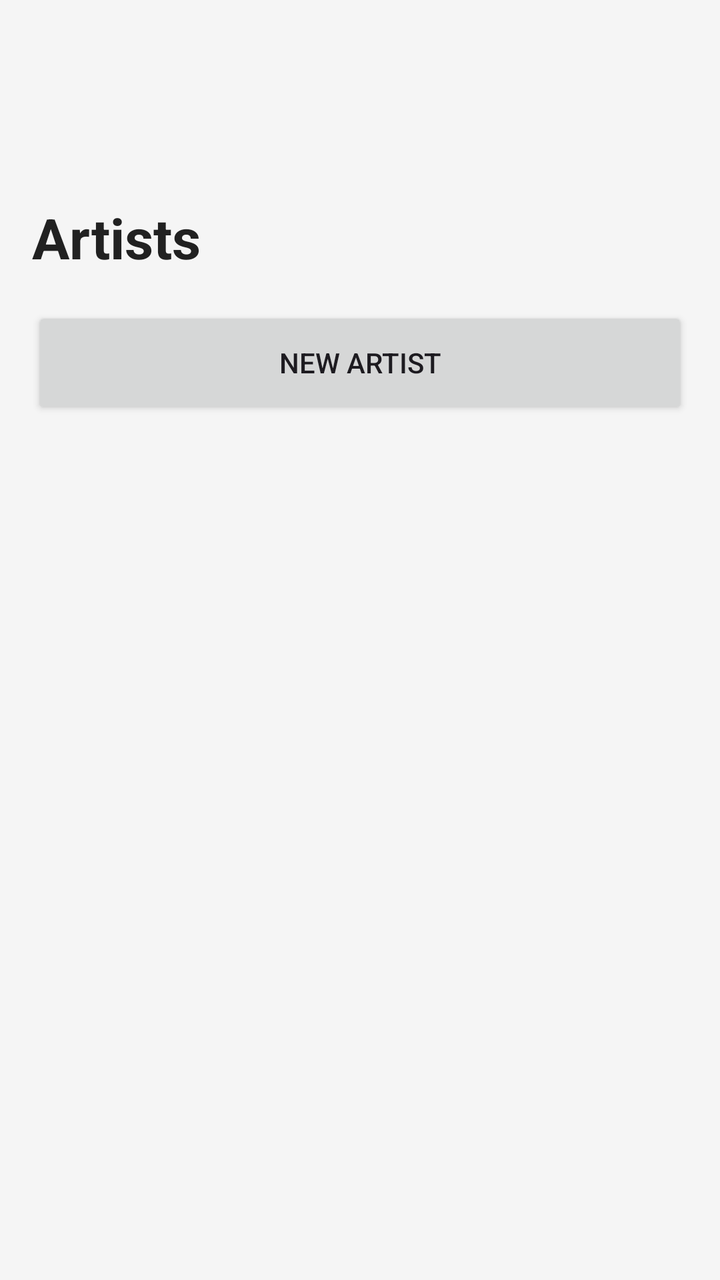
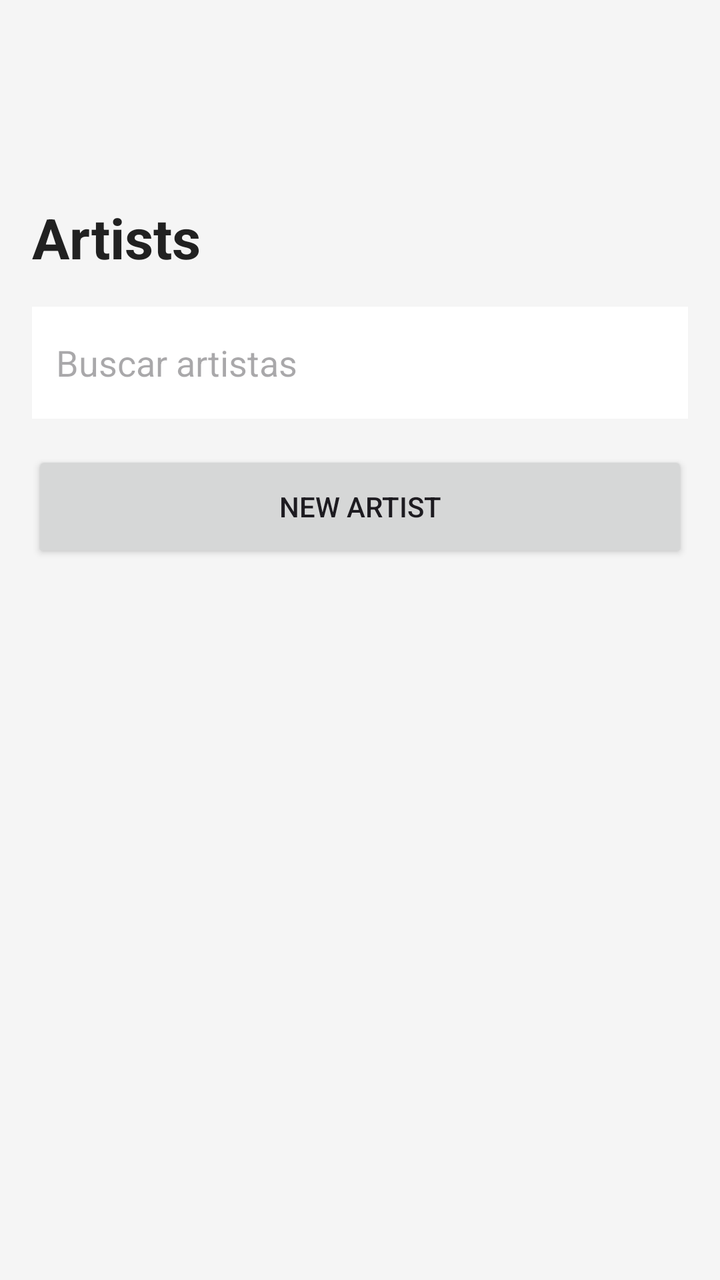

Screens rendered from an Android XML layout before and after an edit, with the pre-edit source and the edit as a unified diff.
<!-- AndroidManifest.xml: application theme Theme.AppEventia -->
<!-- res/layout/activity_artista_list.xml -->
<?xml version="1.0" encoding="utf-8"?>
<LinearLayout
    xmlns:android="http://schemas.android.com/apk/res/android"
    android:layout_width="match_parent"
    android:layout_height="match_parent"
    android:orientation="vertical"
    android:paddingTop="100dp"
    android:paddingBottom="16dp"
    android:paddingHorizontal="16dp"
    android:background="#F5F5F5">

    <TextView
        android:id="@+id/artistasTitle"
        android:layout_width="wrap_content"
        android:layout_height="wrap_content"
        android:text="@string/artists_title"
        android:textSize="28sp"
        android:textStyle="bold"
        android:textColor="#212121"
        android:layout_marginBottom="16dp"/>

    <Button
        android:id="@+id/addArtistaButton"
        android:layout_width="match_parent"
        android:layout_height="56dp"
        android:layout_marginBottom="16dp"
        android:text="New artist" />

    <androidx.recyclerview.widget.RecyclerView
        android:id="@+id/artistasRecyclerView"
        android:layout_width="match_parent"
        android:layout_height="match_parent"
        android:padding="8dp"
        android:clipToPadding="false"/>

</LinearLayout>
<!-- resources referenced by this layout -->
<resources>
  <string name="artists_title">Artists</string>
  <style name="Theme.AppEventia" parent="Base.Theme.AppEventia" />
  <style name="Base.Theme.AppEventia" parent="Theme.Material3.DayNight">
          
          
      </style>
</resources>

<!-- the commit's change to res/layout/activity_artista_list.xml (unified diff, before → after) -->
@@ -19,6 +19,15 @@
         android:textColor="#212121"
         android:layout_marginBottom="16dp"/>
 
+    <EditText
+        android:id="@+id/searchArtistasEditText"
+        android:layout_width="match_parent"
+        android:layout_height="56dp"
+        android:hint="Buscar artistas"
+        android:padding="12dp"
+        android:layout_marginBottom="16dp"
+        android:background="#FFFFFF"/>
+
     <Button
         android:id="@+id/addArtistaButton"
         android:layout_width="match_parent"
